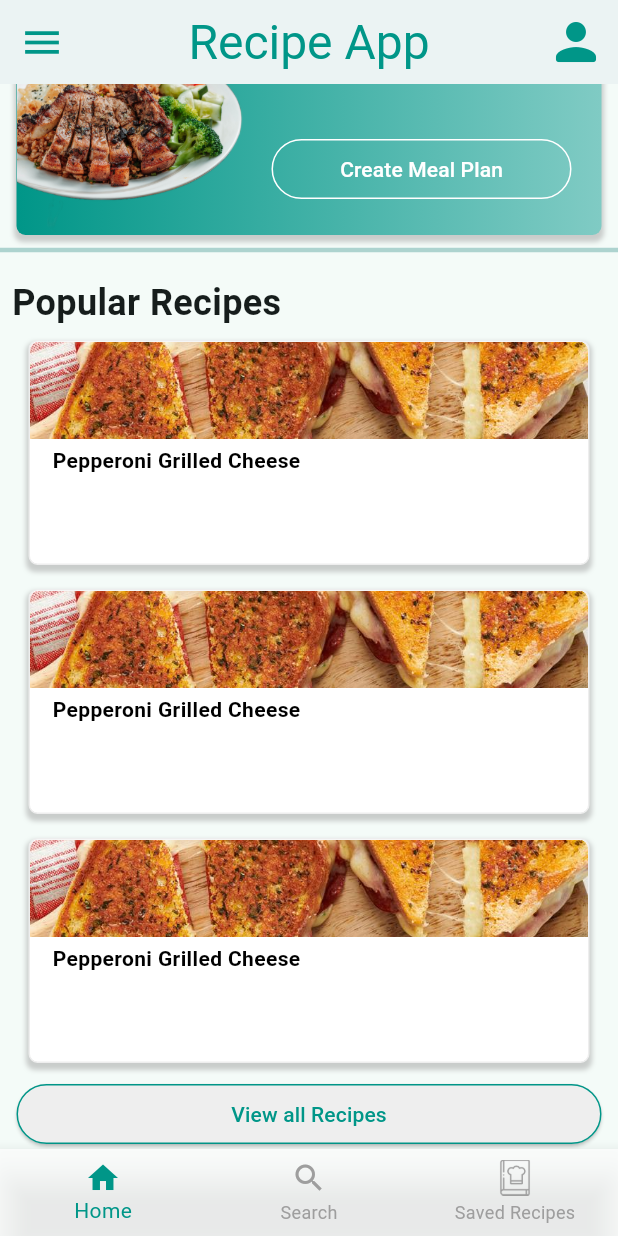
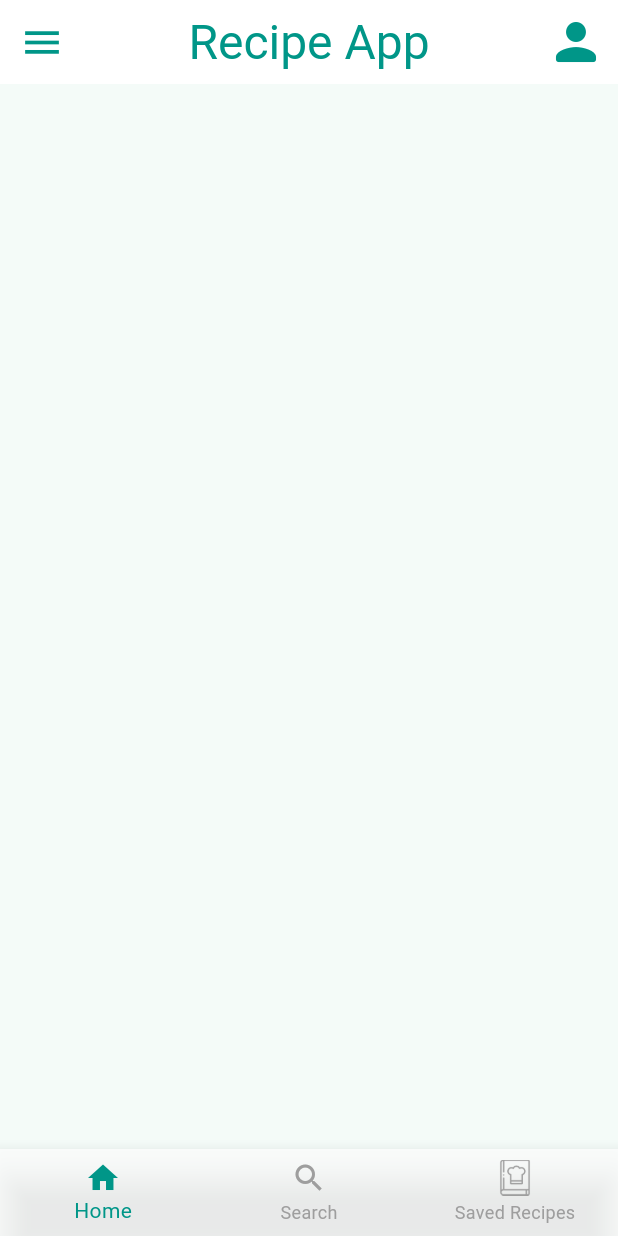
Before and after one commit to DarkRose2021/RecipeApp, a Flutter app: the screen it shows after launch, scrolled down 398 dp, after a tap on "View all Recipes", on a phone screen of 412 x 824 dp. Run offline on Flutter 3.47's test engine with Material 3 defaults, Android fonts, the phone set to English and light mode, and no system bars; our stand-ins replace flutter_svg; missing offline and left inert: splash_screen_view.

Commit message:
Update main.dart
moved some compoents out to make them reuseable. Started on all recipes layout

```diff
--- a/lib/main.dart
+++ b/lib/main.dart
@@ -41,27 +41,131 @@ class Splash2 extends StatelessWidget {
   }
 }
 
+Drawer appDraw() {
+  return Drawer(
+    child: ListView(
+      padding: EdgeInsets.zero,
+      children: <Widget>[
+        const DrawerHeader(
+          decoration: BoxDecoration(
+            color: Colors.teal,
+          ),
+          child: Text(
+            'Recipe App',
+            style: TextStyle(color: Colors.white),
+          ),
+        ),
+        ListTile(
+          leading: const Icon(Icons.favorite),
+          title: const Text('Favorites'),
+          onTap: () {
+            print('Favorites Clicked');
+          },
+        ),
+        ListTile(
+          leading: const Icon(Icons.add_circle_rounded),
+          title: const Text('Add Recipe'),
+          onTap: () {
+            print('Add Recipe Clicked');
+          },
+        ),
+        ListTile(
+          leading: const Icon(Icons.bookmark),
+          title: const Text('Saved Recipes'),
+          onTap: () {
+            print('Saved Recipes Clicked');
+          },
+        ),
+        ListTile(
+          leading: const ImageIcon(
+            AssetImage('assets/icons/recipe.png'),
+          ),
+          title: const Text('Your Recipes'),
+          onTap: () {
+            print('Your Recipes Clicked');
+          },
+        ),
+        ListTile(
+          leading: const ImageIcon(
+            AssetImage('assets/icons/mealPlan.png'),
+          ),
+          title: const Text('Your Meal Plans'),
+          onTap: () {
+            print('Meal Plans Clicked');
+          },
+        ),
+        ListTile(
+          leading: const Icon(Icons.add_circle_rounded),
+          title: const Text('Create Meal Plans'),
+          onTap: () {
+            print('Create Meal Plans Clicked');
+          },
+        ),
+        ListTile(
+          leading: const Icon(Icons.shopping_cart_outlined),
+          title: const Text('Shopping Lists'),
+          onTap: () {
+            print('Shopping Lists Clicked');
+          },
+        ),
+        ListTile(
+          leading: const Icon(Icons.settings),
+          title: const Text('Settings'),
+          onTap: () {
+            print('Settings Clicked');
+          },
+        ),
+      ],
+    ),
+  );
+}
+
+BottomNavigationBar appNav({int index = 0}) {
+  return BottomNavigationBar(
+    currentIndex: index,
+    items: const <BottomNavigationBarItem>[
+      BottomNavigationBarItem(
+        icon: Icon(Icons.home),
+        label: 'Home',
+      ),
+      BottomNavigationBarItem(
+        icon: Icon(Icons.search),
+        label: 'Search',
+      ),
+      BottomNavigationBarItem(
+        icon: ImageIcon(
+          AssetImage('assets/icons/recipe.png'),
+        ),
+        label: 'Saved Recipes',
+      ),
+    ],
+  );
+}
+
+AppBar bar() {
+  const profileButton = Padding(
+    padding: EdgeInsets.all(8.0),
+    child: Icon(
+      Icons.person_rounded,
+      size: 40,
+    ),
+  );
+  return AppBar(
+    centerTitle: true,
+    title: const Text('Recipe App'),
+    actions: const [profileButton],
+  );
+}
+
 class MainApp extends StatelessWidget {
   const MainApp({Key? key}) : super(key: key);
 
   @override
   Widget build(BuildContext context) {
-    const profileButton = Padding(
-      padding: EdgeInsets.all(8.0),
-      child: Icon(
-        Icons.person_rounded,
-        size: 40,
-      ),
-    );
-
     return MaterialApp(
       debugShowCheckedModeBanner: false,
       home: Scaffold(
-        appBar: AppBar(
-          centerTitle: true,
-          title: const Text('Recipe App'),
-          actions: const [profileButton],
-        ),
+        appBar: bar(),
         body: SingleChildScrollView(
           child: Column(
             children: <Widget>[
@@ -349,7 +453,10 @@ class MainApp extends StatelessWidget {
                     minWidth: 100.0,
                     child: ElevatedButton(
                       onPressed: () {
-                        print('Create Meal Plan Button Clicked');
+                        Navigator.push(
+                          context,
+                          MaterialPageRoute(builder: (context) => AllRecipes()),
+                        );
                       },
                       style: ButtonStyle(
                         foregroundColor:
@@ -376,102 +483,27 @@ class MainApp extends StatelessWidget {
             ],
           ),
         ),
-        drawer: Drawer(
-          child: ListView(
-            padding: EdgeInsets.zero,
-            children: <Widget>[
-              const DrawerHeader(
-                decoration: BoxDecoration(
-                  color: Colors.teal,
-                ),
-                child: Text(
-                  'Recipe App',
-                  style: TextStyle(color: Colors.white),
-                ),
-              ),
-              ListTile(
-                leading: const Icon(Icons.favorite),
-                title: const Text('Favorites'),
-                onTap: () {
-                  print('Favorites Clicked');
-                },
-              ),
-              ListTile(
-                leading: const Icon(Icons.add_circle_rounded),
-                title: const Text('Add Recipe'),
-                onTap: () {
-                  print('Add Recipe Clicked');
-                },
-              ),
-              ListTile(
-                leading: const Icon(Icons.bookmark),
-                title: const Text('Saved Recipes'),
-                onTap: () {
-                  print('Saved Recipes Clicked');
-                },
-              ),
-              ListTile(
-                leading: const ImageIcon(
-                  AssetImage('assets/icons/recipe.png'),
-                ),
-                title: const Text('Your Recipes'),
-                onTap: () {
-                  print('Your Recipes Clicked');
-                },
-              ),
-              ListTile(
-                leading: const ImageIcon(
-                  AssetImage('assets/icons/mealPlan.png'),
-                ),
-                title: const Text('Your Meal Plans'),
-                onTap: () {
-                  print('Meal Plans Clicked');
-                },
-              ),
-              ListTile(
-                leading: const Icon(Icons.add_circle_rounded),
-                title: const Text('Create Meal Plans'),
-                onTap: () {
-                  print('Create Meal Plans Clicked');
-                },
-              ),
-              ListTile(
-                leading: const Icon(Icons.shopping_cart_outlined),
-                title: const Text('Shopping Lists'),
-                onTap: () {
-                  print('Shopping Lists Clicked');
-                },
-              ),
-              ListTile(
-                leading: const Icon(Icons.settings),
-                title: const Text('Settings'),
-                onTap: () {
-                  print('Settings Clicked');
-                },
-              ),
-            ],
-          ),
-        ),
-        bottomNavigationBar: BottomNavigationBar(
-          items: const <BottomNavigationBarItem>[
-            BottomNavigationBarItem(
-              icon: Icon(Icons.home),
-              label: 'Home',
-            ),
-            BottomNavigationBarItem(
-              icon: Icon(Icons.search),
-              label: 'Search',
-            ),
-            BottomNavigationBarItem(
-              icon: ImageIcon(
-                AssetImage('assets/icons/recipe.png'),
-              ),
-              label: 'Saved Recipes',
-            ),
-          ],
-        ),
+        drawer: appDraw(),
+        bottomNavigationBar: appNav(),
       ),
       theme: customTheme,
     );
   }
 }
+
+class AllRecipes extends StatelessWidget {
+  @override
+  Widget build(BuildContext context) {
+    return MaterialApp(
+      home: Scaffold(
+        appBar: bar(),
+        body: SingleChildScrollView(
+
+        ),
+        drawer: appDraw(),
+        bottomNavigationBar: appNav(),
+      ),
+      theme: customTheme,
+    );
+  }
+}
```
